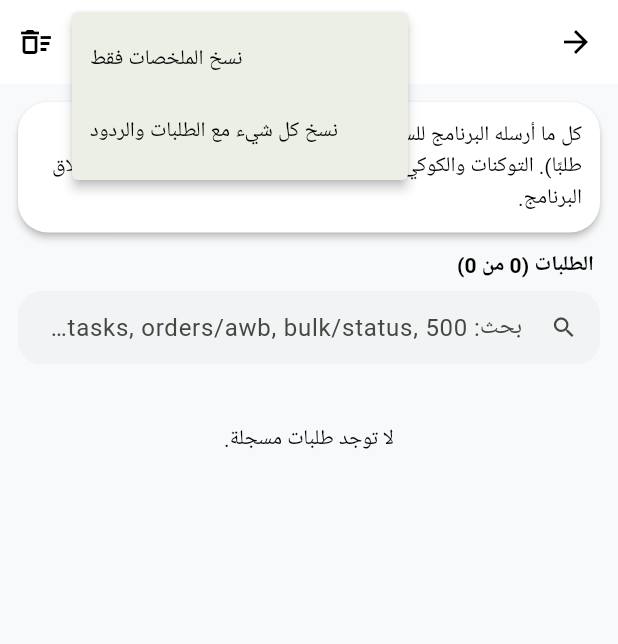
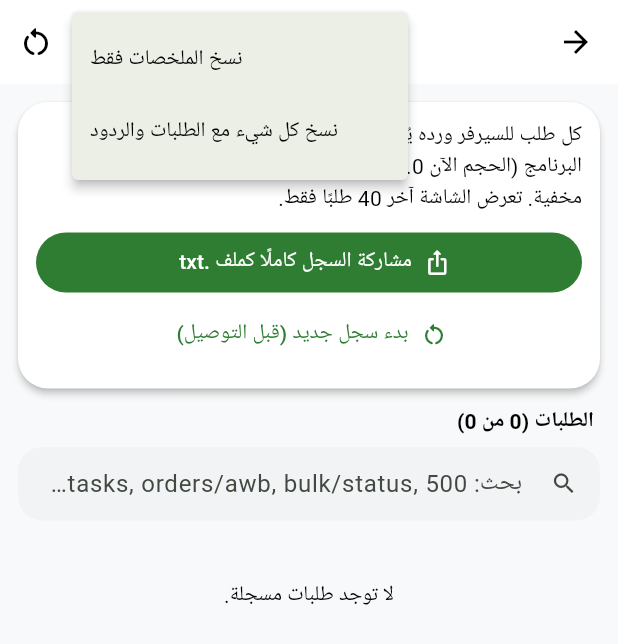
Before and after one commit to userpc5661-png/555xx, a Flutter app: the DeveloperDiagnosticsScreen screen opened directly, after a tap on the "copy all" icon, on a phone screen of 412 x 824 dp. Shown: the top 644 px of the screen. Run offline on Flutter 3.47's test engine with Material 3 defaults, Android fonts, the phone set to English and light mode, and no system bars; our stand-ins replace dio, flutter_compass, flutter_secure_storage, geocoding, geolocator, image_picker and 1 more; missing offline and left inert: google_mlkit_text_recognition, maplibre, mobile_scanner; accounts and stored records are empty.

Commit message:
Diagnostics: keep the whole shift in a file and share it as .txt
Copying the full diagnostics froze the phone (1.2 MB of text) and only
the last 40 requests were kept, in memory only.

- Every request/reply (masked) is appended to a log file in the app's
  documents folder, kept across restarts (rolled over at 20 MB).
- "مشاركة السجل كاملًا كملف .txt" streams the summaries and the whole log
  into one file and opens the share sheet (Files, WhatsApp, email, or to
  attach in a chat), so nothing large goes through the clipboard.
- "بدء سجل جديد" clears the saved log before a shift; the screen shows
  the log size.

Adds path_provider and share_plus.

Co-Authored-By: Claude Opus 5.5 <noreply@anthropic.com>
Claude-Session: https://claude.ai/code/session_01F7zDubymYDNLEDfBLw37hR

```diff
--- a/lib/screens/developer_diagnostics_screen.dart
+++ b/lib/screens/developer_diagnostics_screen.dart
@@ -1,5 +1,6 @@
 import 'package:flutter/material.dart';
 import 'package:flutter/services.dart';
+import 'package:share_plus/share_plus.dart';
 
 import '../services/developer_diagnostics_service.dart';
 
@@ -18,6 +19,70 @@ class _DeveloperDiagnosticsScreenState
     extends State<DeveloperDiagnosticsScreen> {
   final _service = DeveloperDiagnosticsService.instance;
   String _query = '';
+  bool _exporting = false;
+  int? _logBytes;
+
+  @override
+  void initState() {
+    super.initState();
+    _refreshSize();
+  }
+
+  Future<void> _refreshSize() async {
+    final bytes = await _service.logBytes();
+    if (mounted) setState(() => _logBytes = bytes);
+  }
+
+  /// Shares the whole saved log as a .txt file (WhatsApp, Files, email, or
+  /// to attach in the chat) instead of copying a huge text.
+  Future<void> _shareLog() async {
+    if (_exporting) return;
+    final box = context.findRenderObject() as RenderBox?;
+    setState(() => _exporting = true);
+    try {
+      final file = await _service.exportLogFile();
+      await SharePlus.instance.share(
+        ShareParams(
+          files: [XFile(file.path, mimeType: 'text/plain')],
+          subject: 'SLS diagnostics',
+          sharePositionOrigin: box == null
+              ? null
+              : box.localToGlobal(Offset.zero) & box.size,
+        ),
+      );
+    } catch (error) {
+      if (mounted) {
+        ScaffoldMessenger.of(context).showSnackBar(
+          SnackBar(content: Text('تعذر حفظ الملف: $error')),
+        );
+      }
+    } finally {
+      if (mounted) setState(() => _exporting = false);
+    }
+  }
+
+  Future<void> _startNewLog() async {
+    final ok = await showDialog<bool>(
+      context: context,
+      builder: (context) => AlertDialog(
+        title: const Text('بدء سجل جديد؟'),
+        content: const Text('يُحذف السجل المحفوظ الحالي. استخدمه قبل بداية التوصيل.'),
+        actions: [
+          TextButton(
+            onPressed: () => Navigator.pop(context, false),
+            child: const Text('إلغاء'),
+          ),
+          FilledButton(
+            onPressed: () => Navigator.pop(context, true),
+            child: const Text('بدء سجل جديد'),
+          ),
+        ],
+      ),
+    );
+    if (ok != true) return;
+    await _service.startNewLog();
+    await _refreshSize();
+  }
 
   Future<void> _copy(String text, String done) async {
     await Clipboard.setData(ClipboardData(text: text));
@@ -51,6 +116,16 @@ class _DeveloperDiagnosticsScreenState
         appBar: AppBar(
           title: const Text('تشخيص المطوّر'),
           actions: [
+            IconButton(
+              onPressed: _exporting ? null : _shareLog,
+              tooltip: 'مشاركة السجل كملف',
+              icon: _exporting
+                  ? const SizedBox.square(
+                      dimension: 20,
+                      child: CircularProgressIndicator(strokeWidth: 2),
+                    )
+                  : const Icon(Icons.ios_share_rounded),
+            ),
             PopupMenuButton<String>(
               tooltip: 'نسخ',
               icon: const Icon(Icons.copy_all_rounded),
@@ -76,9 +151,9 @@ class _DeveloperDiagnosticsScreenState
               ],
             ),
             IconButton(
-              onPressed: _service.clear,
-              icon: const Icon(Icons.delete_sweep_outlined),
-              tooltip: 'مسح السجل',
+              onPressed: _startNewLog,
+              icon: const Icon(Icons.restart_alt_rounded),
+              tooltip: 'بدء سجل جديد',
             ),
           ],
         ),
@@ -92,13 +167,34 @@ class _DeveloperDiagnosticsScreenState
                 return ListView(
                   padding: const EdgeInsets.all(12),
                   children: [
-                    const Card(
+                    Card(
                       child: Padding(
-                        padding: EdgeInsets.all(12),
-                        child: Text(
-                          'كل ما أرسله البرنامج للسيرفر وما رجع منه في هذه الجلسة '
-                          '(آخر 40 طلبًا). التوكنات والكوكي وكلمات المرور مخفية. '
-                          'يُمسح السجل عند إغلاق البرنامج.',
+                        padding: const EdgeInsets.all(12),
+                        child: Column(
+                          crossAxisAlignment: CrossAxisAlignment.stretch,
+                          children: [
+                            Text(
+                              'كل طلب للسيرفر ورده يُحفظ في ملف على الجوال حتى بعد '
+                              'إغلاق البرنامج${_logBytes == null ? '' : ' (الحجم الآن ${(_logBytes! / 1024 / 1024).toStringAsFixed(1)} ميجا)'}. '
+                              'التوكنات والكوكي وكلمات المرور مخفية. '
+                              'تعرض الشاشة آخر 40 طلبًا فقط.',
+                            ),
+                            const SizedBox(height: 8),
+                            FilledButton.icon(
+                              onPressed: _exporting ? null : _shareLog,
+                              icon: const Icon(Icons.ios_share_rounded),
+                              label: Text(
+                                _exporting
+                                    ? 'جارٍ تجهيز الملف…'
+                                    : 'مشاركة السجل كاملًا كملف .txt',
+                              ),
+                            ),
+                            TextButton.icon(
+                              onPressed: _startNewLog,
+                              icon: const Icon(Icons.restart_alt_rounded),
+                              label: const Text('بدء سجل جديد (قبل التوصيل)'),
+                            ),
+                          ],
                         ),
                       ),
                     ),
--- a/pubspec.yaml
+++ b/pubspec.yaml
@@ -20,6 +20,8 @@ dependencies:
   image_picker: ^1.1.2
   geocoding: ^5.0.0
   google_mlkit_text_recognition: 0.15.0
+  path_provider: ^2.1.6
+  share_plus: ^13.3.1
 
 dev_dependencies:
   flutter_test:
```
Also changed, not shown: lib/services/developer_diagnostics_service.dart (+80 -0 lines), pubspec.lock, 3 other files.
